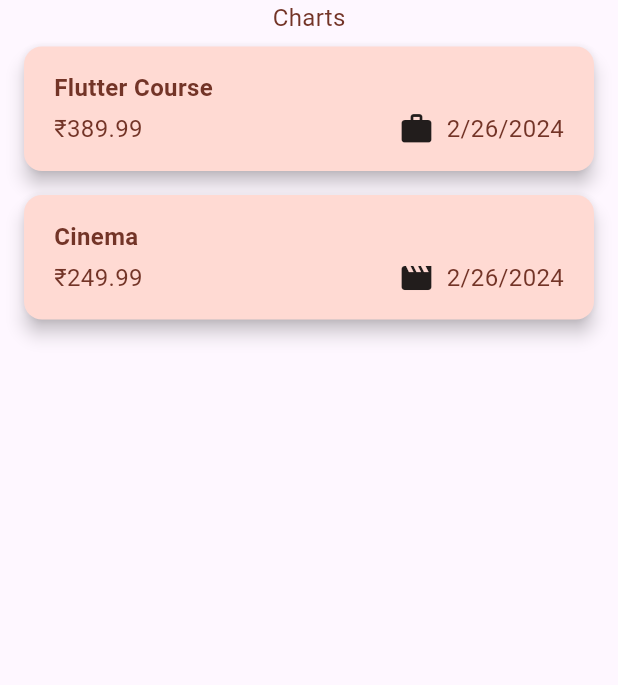
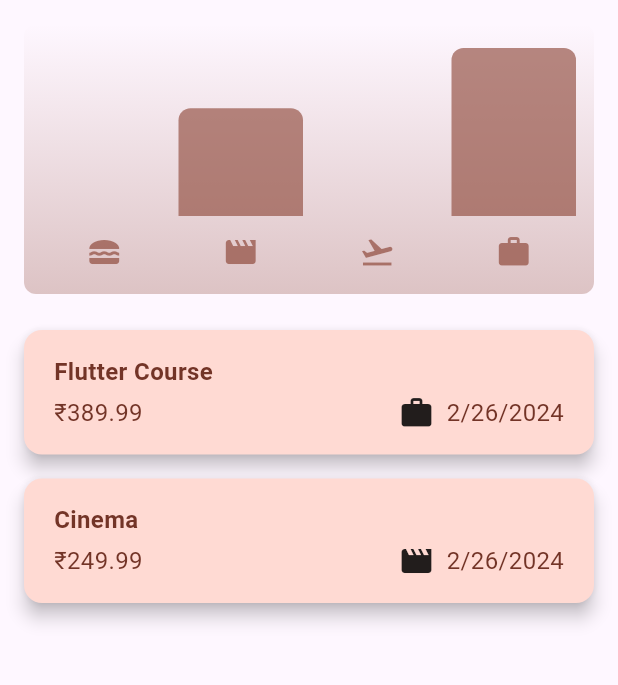
Before and after one commit to Defalt2-O/expense_tracker_app, a Flutter app: the screen it shows after launch, on a phone screen of 412 x 824 dp, the part 84-769 px from its top. Run offline on Flutter 3.47's test engine with Material 3 defaults, Android fonts, the phone set to English and light mode, and no system bars.

Commit message:
chart and chart_bar files added.

```diff
--- a/lib/models/expense.dart
+++ b/lib/models/expense.dart
@@ -47,7 +47,7 @@ class ExpenseBucket {
   final Category category;
   final List<Expense> expenses;
 
-  double get totalExpense {
+  double get totalExpenses {
     double sum = 0;
 
     for (final expense in expenses) {
--- /dev/null
+++ b/lib/widgets/chart/chart.dart
@@ -0,0 +1,95 @@
+import 'package:flutter/material.dart';
+
+import 'package:expense_tracker_app/widgets/chart/chart_bar.dart';
+import 'package:expense_tracker_app/models/expense.dart';
+
+class Chart extends StatelessWidget {
+  const Chart({super.key, required this.expenses});
+
+  final List<Expense> expenses;
+
+  List<ExpenseBucket> get buckets {
+    return [
+      ExpenseBucket.forCategory(expenses, Category.food),
+      ExpenseBucket.forCategory(expenses, Category.leisure),
+      ExpenseBucket.forCategory(expenses, Category.travel),
+      ExpenseBucket.forCategory(expenses, Category.work),
+    ];
+  }
+
+  double get maxTotalExpense {
+    double maxTotalExpense = 0;
+
+    for (final bucket in buckets) {
+      if (bucket.totalExpenses > maxTotalExpense) {
+        maxTotalExpense = bucket.totalExpenses;
+      }
+    }
+
+    return maxTotalExpense;
+  }
+
+  @override
+  Widget build(BuildContext context) {
+    final isDarkMode =
+        MediaQuery.of(context).platformBrightness == Brightness.dark;
+    return Container(
+      margin: const EdgeInsets.all(16),
+      padding: const EdgeInsets.symmetric(
+        vertical: 16,
+        horizontal: 8,
+      ),
+      width: double.infinity,
+      height: 180,
+      decoration: BoxDecoration(
+        borderRadius: BorderRadius.circular(8),
+        gradient: LinearGradient(
+          colors: [
+            Theme.of(context).colorScheme.primary.withOpacity(0.3),
+            Theme.of(context).colorScheme.primary.withOpacity(0.0)
+          ],
+          begin: Alignment.bottomCenter,
+          end: Alignment.topCenter,
+        ),
+      ),
+      child: Column(
+        children: [
+          Expanded(
+            child: Row(
+              crossAxisAlignment: CrossAxisAlignment.end,
+              children: [
+                for (final bucket in buckets) // alternative to map()
+                  ChartBar(
+                    fill: bucket.totalExpenses == 0
+                        ? 0
+                        : bucket.totalExpenses / maxTotalExpense,
+                  )
+              ],
+            ),
+          ),
+          const SizedBox(height: 12),
+          Row(
+            children: buckets
+                .map(
+                  (bucket) => Expanded(
+                    child: Padding(
+                      padding: const EdgeInsets.symmetric(horizontal: 4),
+                      child: Icon(
+                        categoryIcons[bucket.category],
+                        color: isDarkMode
+                            ? Theme.of(context).colorScheme.secondary
+                            : Theme.of(context)
+                                .colorScheme
+                                .primary
+                                .withOpacity(0.7),
+                      ),
+                    ),
+                  ),
+                )
+                .toList(),
+          )
+        ],
+      ),
+    );
+  }
+}
--- /dev/null
+++ b/lib/widgets/chart/chart_bar.dart
@@ -0,0 +1,34 @@
+import 'package:flutter/material.dart';
+
+class ChartBar extends StatelessWidget {
+  const ChartBar({
+    super.key,
+    required this.fill,
+  });
+
+  final double fill;
+
+  @override
+  Widget build(BuildContext context) {
+    final isDarkMode =
+        MediaQuery.of(context).platformBrightness == Brightness.dark;
+    return Expanded(
+      child: Padding(
+        padding: const EdgeInsets.symmetric(horizontal: 4),
+        child: FractionallySizedBox(
+          heightFactor: fill,
+          child: DecoratedBox(
+            decoration: BoxDecoration(
+              shape: BoxShape.rectangle,
+              borderRadius:
+                  const BorderRadius.vertical(top: Radius.circular(8)),
+              color: isDarkMode
+                  ? Theme.of(context).colorScheme.secondary
+                  : Theme.of(context).colorScheme.primary.withOpacity(0.65),
+            ),
+          ),
+        ),
+      ),
+    );
+  }
+}
--- a/lib/widgets/expenses.dart
+++ b/lib/widgets/expenses.dart
@@ -2,6 +2,7 @@ import 'package:expense_tracker_app/widgets/expenses_list/expenses_list.dart';
 import 'package:flutter/material.dart';
 import 'package:expense_tracker_app/models/expense.dart';
 import 'package:expense_tracker_app/widgets/new_expense.dart';
+import 'package:expense_tracker_app/widgets/chart/chart.dart';
 
 class Expenses extends StatefulWidget {
   const Expenses({super.key});
@@ -93,7 +94,7 @@ class _ExpensesState extends State<Expenses> {
       ),
       body: Column(
         children: [
-          const Text('Charts'),
+          Chart(expenses: _registeredExpense),
           Expanded(
             child: mainContent,
           ),
```
